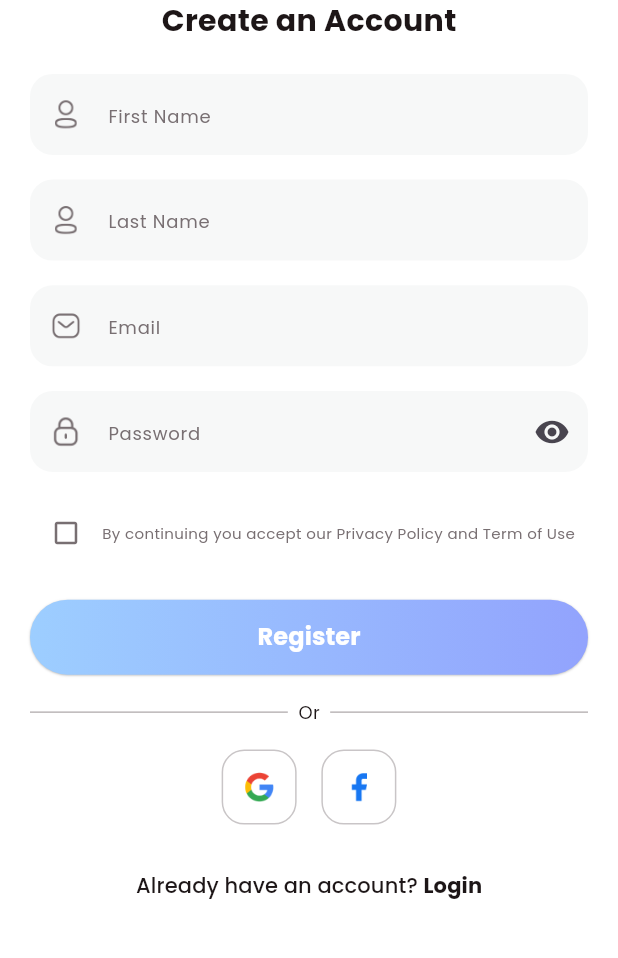
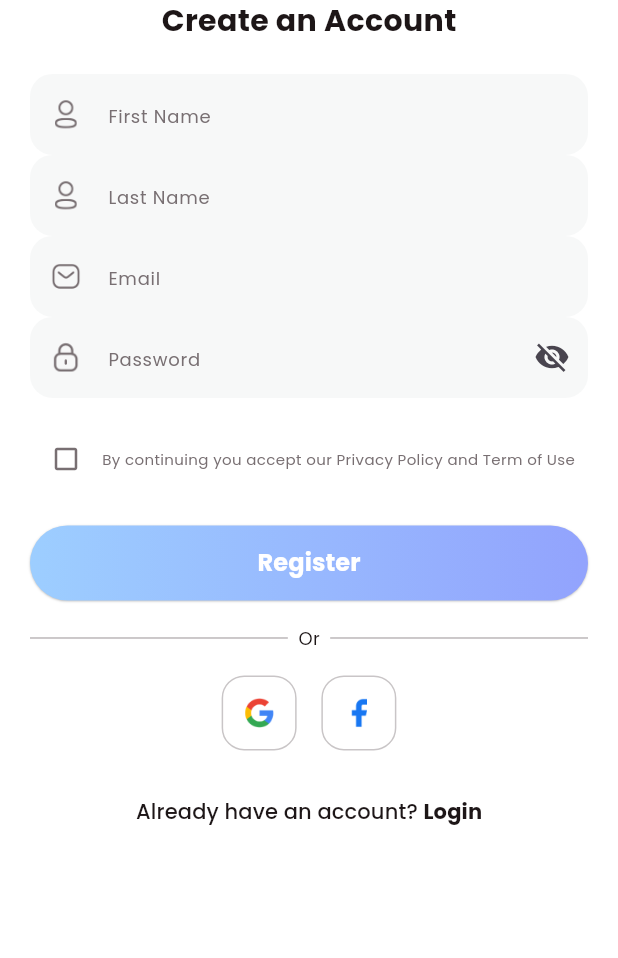
Before and after one commit to Vuonggba1403/smart_fitness_assistant, a Flutter app: the SignUpView screen opened directly, on a phone screen of 412 x 824 dp, the part 35-993 px from its top. Run offline on Flutter 3.47's test engine with Material 3 defaults, Android fonts, the phone set to English and light mode, and no system bars; our stand-ins replace animated_toggle_switch, carousel_slider, fl_chart, readmore, scrollable_positioned_list, simple_circular_progress_bar; missing offline and left inert: dotted_dashed_line, simple_animation_progress_bar; key blocks and very long unbroken strings in the code were emptied for the run.

Commit message:
add validator and obscure ui

```diff
--- a/lib/core/widgets/round_textfield.dart
+++ b/lib/core/widgets/round_textfield.dart
@@ -1,37 +1,57 @@
 import 'package:flutter/material.dart';
 import '../functions/colo_extension.dart';
 
-class RoundTextField extends StatelessWidget {
+class RoundTextField extends StatefulWidget {
   final TextEditingController? controller;
   final TextInputType? keyboardType;
-  final String hitText;
-  final String icon;
-  final Widget? rigtIcon;
-  final bool obscureText;
+  final String hintText;
+  final String iconPath; // đường dẫn icon prefix
+  final bool isPassword;
+  final Widget? rightIcon;
   final EdgeInsets? margin;
+
   const RoundTextField({
     super.key,
-    required this.hitText,
-    required this.icon,
+    required this.hintText,
+    required this.iconPath,
     this.controller,
     this.margin,
     this.keyboardType,
-    this.obscureText = false,
-    this.rigtIcon,
+    this.isPassword = false,
+    this.rightIcon,
   });
+
+  @override
+  State<RoundTextField> createState() => _RoundTextFieldState();
+}
+
+class _RoundTextFieldState extends State<RoundTextField> {
+  bool _obscure = false;
+
+  @override
+  void initState() {
+    super.initState();
+    _obscure = widget.isPassword;
+  }
 
   @override
   Widget build(BuildContext context) {
     return Container(
-      margin: margin,
+      margin: widget.margin,
       decoration: BoxDecoration(
         color: TColor.lightGray,
         borderRadius: BorderRadius.circular(15),
       ),
-      child: TextField(
-        controller: controller,
-        keyboardType: keyboardType,
-        obscureText: obscureText,
+      child: TextFormField(
+        controller: widget.controller,
+        keyboardType: widget.keyboardType,
+        obscureText: _obscure,
+        validator: (value) {
+          if (value == null || value.isEmpty) {
+            return 'Please do not leave blank';
+          }
+          return null;
+        },
         decoration: InputDecoration(
           contentPadding: const EdgeInsets.symmetric(
             vertical: 15,
@@ -39,21 +59,32 @@ class RoundTextField extends StatelessWidget {
           ),
           enabledBorder: InputBorder.none,
           focusedBorder: InputBorder.none,
-          hintText: hitText,
-          suffixIcon: rigtIcon,
+          hintText: widget.hintText,
+          hintStyle: TextStyle(color: TColor.gray, fontSize: 12),
           prefixIcon: Container(
             alignment: Alignment.center,
             width: 20,
             height: 20,
             child: Image.asset(
-              icon,
+              widget.iconPath,
               width: 20,
               height: 20,
               fit: BoxFit.contain,
               color: TColor.gray,
             ),
           ),
-          hintStyle: TextStyle(color: TColor.gray, fontSize: 12),
+          suffixIcon: widget.isPassword
+              ? IconButton(
+                  icon: Icon(
+                    _obscure ? Icons.visibility_off : Icons.visibility,
+                  ),
+                  onPressed: () {
+                    setState(() {
+                      _obscure = !_obscure;
+                    });
+                  },
+                )
+              : widget.rightIcon,
         ),
       ),
     );
--- a/lib/views/auth/login/ui/signup_view.dart
+++ b/lib/views/auth/login/ui/signup_view.dart
@@ -13,7 +13,7 @@ class SignUpView extends StatefulWidget {
 }
 
 class _SignUpViewState extends State<SignUpView> {
-  bool _isObscure = false; // password toggle
+  final _formKey = GlobalKey<FormState>();
   bool _isChecked = false; // privacy policy checkbox
 
   @override
@@ -25,6 +25,8 @@ class _SignUpViewState extends State<SignUpView> {
         child: SafeArea(
           child: Padding(
             padding: const EdgeInsets.symmetric(horizontal: 20),
+            child: Form(
+              key: _formKey, // 🔹 Thêm form key
               child: Column(
                 crossAxisAlignment: CrossAxisAlignment.center,
                 children: [
@@ -41,39 +43,23 @@ class _SignUpViewState extends State<SignUpView> {
                     ),
                   ),
                   SizedBox(height: media.width * 0.05),
-
                   const RoundTextField(
-                  hitText: "First Name",
-                  icon: "assets/img/user_text.png",
+                    hintText: "First Name",
+                    iconPath: "assets/img/user_text.png",
                   ),
-                SizedBox(height: media.width * 0.04),
-
                   const RoundTextField(
-                  hitText: "Last Name",
-                  icon: "assets/img/user_text.png",
+                    hintText: "Last Name",
+                    iconPath: "assets/img/user_text.png",
                   ),
-                SizedBox(height: media.width * 0.04),
-
                   const RoundTextField(
-                  hitText: "Email",
-                  icon: "assets/img/email.png",
+                    hintText: "Email",
+                    iconPath: "assets/img/email.png",
                     keyboardType: TextInputType.emailAddress,
                   ),
-                SizedBox(height: media.width * 0.04),
                   RoundTextField(
-                  hitText: "Password",
-                  icon: "assets/img/lock.png",
-                  obscureText: _isObscure,
-                  rigtIcon: IconButton(
-                    onPressed: () {
-                      setState(() {
-                        _isObscure = !_isObscure;
-                      });
-                    },
-                    icon: Icon(
-                      _isObscure ? Icons.visibility_off : Icons.visibility,
-                    ),
-                  ),
+                    hintText: "Password",
+                    iconPath: "assets/img/lock.png",
+                    isPassword: true,
                   ),
                   SizedBox(height: media.width * 0.04),
 
@@ -108,14 +94,29 @@ class _SignUpViewState extends State<SignUpView> {
                   RoundButton(
                     title: "Register",
                     onPressed: () {
+                      // 🔹 Validate form + check checkbox
+                      if (_formKey.currentState!.validate()) {
+                        if (_isChecked) {
                           Navigator.push(
                             context,
                             MaterialPageRoute(
                               builder: (context) => const CompleteProfileView(),
                             ),
                           );
+                        } else {
+                          // ⚠️ Thông báo yêu cầu tích checkbox
+                          ScaffoldMessenger.of(context).showSnackBar(
+                            SnackBar(
+                              content: Text(
+                                "You must accept Privacy Policy and Terms of Use",
+                              ),
+                            ),
+                          );
+                        }
+                      }
                     },
                   ),
+
                   SizedBox(height: media.width * 0.04),
 
                   // 🔹 Or divider
@@ -226,6 +227,7 @@ class _SignUpViewState extends State<SignUpView> {
             ),
           ),
         ),
+      ),
     );
   }
 }
```
Also changed, not shown: lib/views/auth/login/ui/login_view.dart (+14 -17 lines), lib/views/auth/login/ui/widgets/complete_profile_view.dart (+6 -6 lines). Lines whose indentation alone changed are shown as unchanged.
